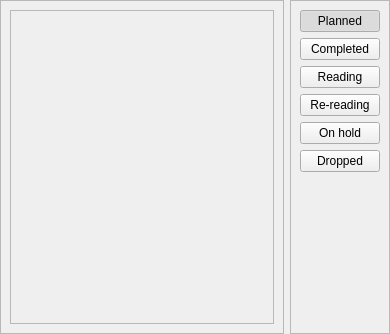
This is data/ui/library.ui in brandonzorn/Nlight as Qt 5 draws it before an edit. The edited form follows.
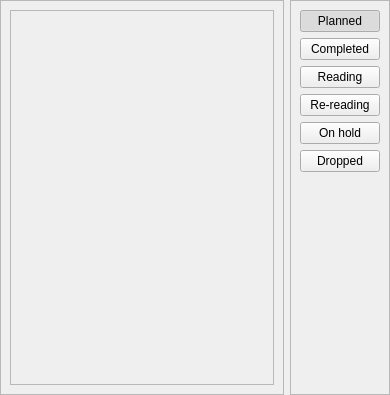
This is the edited form.

Commit message: fixed grid vertical resize

Patch:
```diff
--- a/data/ui/library.ui
+++ b/data/ui/library.ui
@@ -7,7 +7,7 @@
     <x>0</x>
     <y>0</y>
     <width>390</width>
-    <height>334</height>
+    <height>395</height>
    </rect>
   </property>
   <property name="windowTitle">
@@ -52,7 +52,7 @@
            <x>0</x>
            <y>0</y>
            <width>267</width>
-           <height>312</height>
+           <height>373</height>
           </rect>
          </property>
          <layout class="QVBoxLayout" name="scroll_layout">
@@ -78,6 +78,19 @@
             </property>
            </layout>
           </item>
+          <item>
+           <spacer name="verticalSpacer_2">
+            <property name="orientation">
+             <enum>Qt::Vertical</enum>
+            </property>
+            <property name="sizeHint" stdset="0">
+             <size>
+              <width>20</width>
+              <height>40</height>
+             </size>
+            </property>
+           </spacer>
+          </item>
          </layout>
         </widget>
        </widget>
```
The commit also changes 5 other files.
